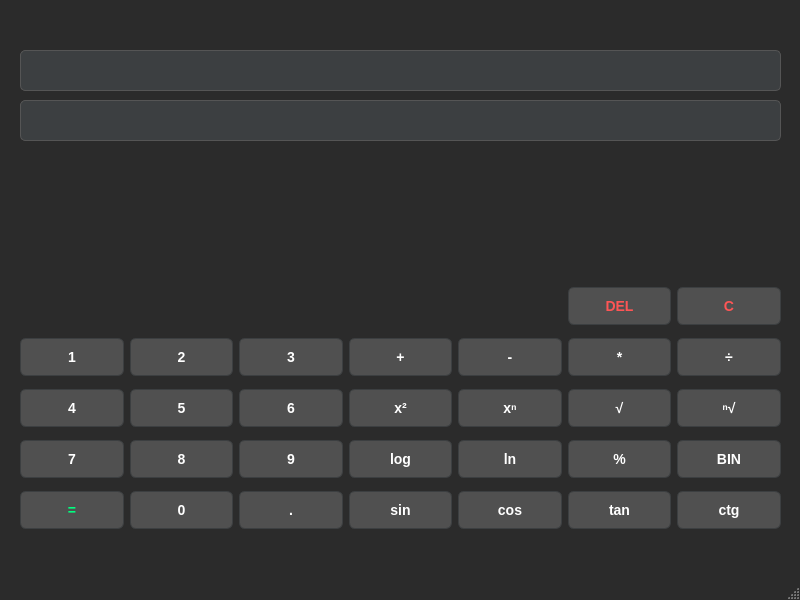
PetereQ/kalkulator-prosto-naukowy, file mainwindow.ui: the form before one commit.
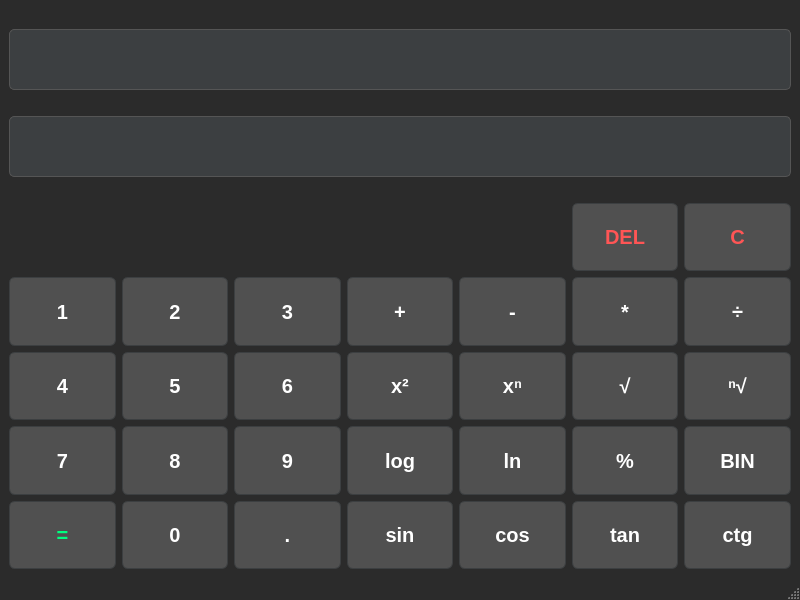
The form after the commit. Icons and pictures are not drawn.

Commit message: Dodano skalowania przyciskow wraz z oknem

The edit to the form file:
```diff
--- a/mainwindow.ui
+++ b/mainwindow.ui
@@ -44,7 +44,7 @@
     border: 1px solid #3c3f41;
     border-radius: 6px;
     padding: 10px;
-    font-size: 14px;
+    font-size: 20px;
     font-weight: bold;
     min-width: 60px;
 }
@@ -103,33 +103,69 @@
 }</string>
   </property>
   <widget class="QWidget" name="centralwidget">
+   <layout class="QVBoxLayout" name="verticalLayout">
+    <item>
+     <spacer name="verticalSpacer">
+      <property name="orientation">
+       <enum>Qt::Orientation::Vertical</enum>
+      </property>
+      <property name="sizeType">
+       <enum>QSizePolicy::Policy::Fixed</enum>
+      </property>
+      <property name="sizeHint" stdset="0">
+       <size>
+        <width>20</width>
+        <height>20</height>
+       </size>
+      </property>
+     </spacer>
+    </item>
+    <item>
    <widget class="QLineEdit" name="inputBox">
-    <property name="geometry">
-     <rect>
-      <x>20</x>
-      <y>50</y>
-      <width>761</width>
-      <height>41</height>
-     </rect>
+      <property name="minimumSize">
+       <size>
+        <width>0</width>
+        <height>61</height>
+       </size>
+      </property>
+      <property name="font">
+       <font>
+        <family>Segoe UI</family>
+        <pointsize>-1</pointsize>
+        <kerning>true</kerning>
+       </font>
     </property>
     <property name="focusPolicy">
      <enum>Qt::FocusPolicy::StrongFocus</enum>
     </property>
     <property name="clearButtonEnabled">
-     <bool>true</bool>
-    </property>
-   </widget>
+       <bool>false</bool>
+      </property>
+     </widget>
+    </item>
+    <item>
+     <spacer name="horizontalSpacer_2">
+      <property name="orientation">
+       <enum>Qt::Orientation::Horizontal</enum>
+      </property>
+      <property name="sizeHint" stdset="0">
+       <size>
+        <width>40</width>
+        <height>20</height>
+       </size>
+      </property>
+     </spacer>
+    </item>
+    <item>
    <widget class="QLineEdit" name="resultBox">
     <property name="enabled">
      <bool>true</bool>
     </property>
-    <property name="geometry">
-     <rect>
-      <x>20</x>
-      <y>100</y>
-      <width>761</width>
-      <height>41</height>
-     </rect>
+      <property name="minimumSize">
+       <size>
+        <width>0</width>
+        <height>61</height>
+       </size>
     </property>
     <property name="focusPolicy">
      <enum>Qt::FocusPolicy::NoFocus</enum>
@@ -141,31 +177,70 @@
      <bool>true</bool>
     </property>
    </widget>
-   <widget class="QWidget" name="">
-    <property name="geometry">
-     <rect>
-      <x>20</x>
-      <y>280</y>
-      <width>761</width>
-      <height>261</height>
-     </rect>
-    </property>
+    </item>
+    <item>
+     <spacer name="verticalSpacer_2">
+      <property name="orientation">
+       <enum>Qt::Orientation::Vertical</enum>
+      </property>
+      <property name="sizeType">
+       <enum>QSizePolicy::Policy::Fixed</enum>
+      </property>
+      <property name="sizeHint" stdset="0">
+       <size>
+        <width>20</width>
+        <height>20</height>
+       </size>
+      </property>
+     </spacer>
+    </item>
+    <item>
     <layout class="QGridLayout" name="gridLayout">
-     <item row="1" column="4">
-      <widget class="QPushButton" name="substractButton">
+      <item row="1" column="2">
+       <widget class="QPushButton" name="threeButton">
+        <property name="sizePolicy">
+         <sizepolicy hsizetype="MinimumExpanding" vsizetype="MinimumExpanding">
+          <horstretch>0</horstretch>
+          <verstretch>0</verstretch>
+         </sizepolicy>
+        </property>
+        <property name="font">
+         <font>
+          <pointsize>-1</pointsize>
+          <bold>true</bold>
+         </font>
+        </property>
+        <property name="cursor">
+         <cursorShape>ArrowCursor</cursorShape>
+        </property>
        <property name="focusPolicy">
         <enum>Qt::FocusPolicy::TabFocus</enum>
        </property>
        <property name="text">
-        <string>-</string>
+         <string>3</string>
        </property>
        <property name="shortcut">
-        <string>-</string>
+         <string>3</string>
        </property>
       </widget>
      </item>
      <item row="2" column="1">
       <widget class="QPushButton" name="fiveButton">
+        <property name="sizePolicy">
+         <sizepolicy hsizetype="MinimumExpanding" vsizetype="MinimumExpanding">
+          <horstretch>0</horstretch>
+          <verstretch>0</verstretch>
+         </sizepolicy>
+        </property>
+        <property name="font">
+         <font>
+          <pointsize>-1</pointsize>
+          <bold>true</bold>
+         </font>
+        </property>
+        <property name="cursor">
+         <cursorShape>ArrowCursor</cursorShape>
+        </property>
        <property name="focusPolicy">
         <enum>Qt::FocusPolicy::TabFocus</enum>
        </property>
@@ -177,8 +252,45 @@
        </property>
       </widget>
      </item>
+      <item row="2" column="6">
+       <widget class="QPushButton" name="rootButton">
+        <property name="sizePolicy">
+         <sizepolicy hsizetype="MinimumExpanding" vsizetype="MinimumExpanding">
+          <horstretch>0</horstretch>
+          <verstretch>0</verstretch>
+         </sizepolicy>
+        </property>
+        <property name="font">
+         <font>
+          <pointsize>-1</pointsize>
+          <bold>true</bold>
+         </font>
+        </property>
+        <property name="cursor">
+         <cursorShape>ArrowCursor</cursorShape>
+        </property>
+        <property name="text">
+         <string>ⁿ√</string>
+        </property>
+       </widget>
+      </item>
      <item row="4" column="0">
       <widget class="QPushButton" name="equalsButton">
+        <property name="sizePolicy">
+         <sizepolicy hsizetype="MinimumExpanding" vsizetype="MinimumExpanding">
+          <horstretch>0</horstretch>
+          <verstretch>0</verstretch>
+         </sizepolicy>
+        </property>
+        <property name="font">
+         <font>
+          <pointsize>-1</pointsize>
+          <bold>true</bold>
+         </font>
+        </property>
+        <property name="cursor">
+         <cursorShape>ArrowCursor</cursorShape>
+        </property>
        <property name="focusPolicy">
         <enum>Qt::FocusPolicy::TabFocus</enum>
        </property>
@@ -196,111 +308,326 @@
        </property>
       </widget>
      </item>
-     <item row="2" column="6">
-      <widget class="QPushButton" name="rootButton">
+      <item row="0" column="5">
+       <widget class="QPushButton" name="deleteButton">
+        <property name="sizePolicy">
+         <sizepolicy hsizetype="MinimumExpanding" vsizetype="MinimumExpanding">
+          <horstretch>0</horstretch>
+          <verstretch>0</verstretch>
+         </sizepolicy>
+        </property>
+        <property name="font">
+         <font>
+          <pointsize>-1</pointsize>
+          <bold>true</bold>
+         </font>
+        </property>
+        <property name="cursor">
+         <cursorShape>ArrowCursor</cursorShape>
+        </property>
+        <property name="focusPolicy">
+         <enum>Qt::FocusPolicy::TabFocus</enum>
+        </property>
        <property name="text">
-        <string>ⁿ√</string>
+         <string>DEL</string>
+        </property>
+        <property name="shortcut">
+         <string>Del</string>
        </property>
       </widget>
      </item>
-     <item row="4" column="4">
-      <widget class="QPushButton" name="cosButton">
+      <item row="3" column="1">
+       <widget class="QPushButton" name="eightButton">
+        <property name="sizePolicy">
+         <sizepolicy hsizetype="MinimumExpanding" vsizetype="MinimumExpanding">
+          <horstretch>0</horstretch>
+          <verstretch>0</verstretch>
+         </sizepolicy>
+        </property>
+        <property name="font">
+         <font>
+          <pointsize>-1</pointsize>
+          <bold>true</bold>
+         </font>
+        </property>
+        <property name="cursor">
+         <cursorShape>ArrowCursor</cursorShape>
+        </property>
+        <property name="focusPolicy">
+         <enum>Qt::FocusPolicy::TabFocus</enum>
+        </property>
        <property name="text">
-        <string>cos</string>
+         <string>8</string>
+        </property>
+        <property name="shortcut">
+         <string>8</string>
        </property>
       </widget>
      </item>
      <item row="4" column="5">
       <widget class="QPushButton" name="tanButton">
+        <property name="sizePolicy">
+         <sizepolicy hsizetype="MinimumExpanding" vsizetype="MinimumExpanding">
+          <horstretch>0</horstretch>
+          <verstretch>0</verstretch>
+         </sizepolicy>
+        </property>
+        <property name="font">
+         <font>
+          <pointsize>-1</pointsize>
+          <bold>true</bold>
+         </font>
+        </property>
+        <property name="cursor">
+         <cursorShape>ArrowCursor</cursorShape>
+        </property>
        <property name="text">
         <string>tan</string>
        </property>
       </widget>
      </item>
-     <item row="3" column="1">
-      <widget class="QPushButton" name="eightButton">
-       <property name="focusPolicy">
-        <enum>Qt::FocusPolicy::TabFocus</enum>
-       </property>
+      <item row="0" column="6">
+       <widget class="QPushButton" name="clearButton">
+        <property name="sizePolicy">
+         <sizepolicy hsizetype="MinimumExpanding" vsizetype="MinimumExpanding">
+          <horstretch>0</horstretch>
+          <verstretch>0</verstretch>
+         </sizepolicy>
+        </property>
+        <property name="font">
+         <font>
+          <pointsize>-1</pointsize>
+          <bold>true</bold>
+         </font>
+        </property>
+        <property name="cursor">
+         <cursorShape>ArrowCursor</cursorShape>
+        </property>
        <property name="text">
-        <string>8</string>
+         <string>C</string>
        </property>
        <property name="shortcut">
-        <string>8</string>
+         <string>Esc</string>
        </property>
       </widget>
      </item>
-     <item row="3" column="0">
-      <widget class="QPushButton" name="sevenButton">
-       <property name="focusPolicy">
-        <enum>Qt::FocusPolicy::TabFocus</enum>
-       </property>
-       <property name="text">
-        <string>7</string>
-       </property>
-       <property name="shortcut">
-        <string>7</string>
-       </property>
-      </widget>
-     </item>
-     <item row="1" column="2">
-      <widget class="QPushButton" name="threeButton">
+      <item row="4" column="4">
+       <widget class="QPushButton" name="cosButton">
+        <property name="sizePolicy">
+         <sizepolicy hsizetype="MinimumExpanding" vsizetype="MinimumExpanding">
+          <horstretch>0</horstretch>
+          <verstretch>0</verstretch>
+         </sizepolicy>
+        </property>
+        <property name="font">
+         <font>
+          <pointsize>-1</pointsize>
+          <bold>true</bold>
+         </font>
+        </property>
+        <property name="cursor">
+         <cursorShape>ArrowCursor</cursorShape>
+        </property>
+        <property name="text">
+         <string>cos</string>
+        </property>
+       </widget>
+      </item>
+      <item row="4" column="2">
+       <widget class="QPushButton" name="commaButton">
+        <property name="sizePolicy">
+         <sizepolicy hsizetype="MinimumExpanding" vsizetype="MinimumExpanding">
+          <horstretch>0</horstretch>
+          <verstretch>0</verstretch>
+         </sizepolicy>
+        </property>
+        <property name="font">
+         <font>
+          <pointsize>-1</pointsize>
+          <bold>true</bold>
+         </font>
+        </property>
+        <property name="cursor">
+         <cursorShape>ArrowCursor</cursorShape>
+        </property>
        <property name="focusPolicy">
         <enum>Qt::FocusPolicy::TabFocus</enum>
        </property>
        <property name="text">
-        <string>3</string>
+         <string>.</string>
        </property>
        <property name="shortcut">
-        <string>3</string>
+         <string>,</string>
        </property>
       </widget>
      </item>
-     <item row="1" column="5">
-      <widget class="QPushButton" name="multiplicateButton">
+      <item row="1" column="1">
+       <widget class="QPushButton" name="twoButton">
+        <property name="sizePolicy">
+         <sizepolicy hsizetype="MinimumExpanding" vsizetype="MinimumExpanding">
+          <horstretch>0</horstretch>
+          <verstretch>0</verstretch>
+         </sizepolicy>
+        </property>
+        <property name="font">
+         <font>
+          <pointsize>-1</pointsize>
+          <bold>true</bold>
+         </font>
+        </property>
+        <property name="cursor">
+         <cursorShape>ArrowCursor</cursorShape>
+        </property>
        <property name="focusPolicy">
         <enum>Qt::FocusPolicy::TabFocus</enum>
        </property>
        <property name="text">
-        <string>*</string>
+         <string>2</string>
        </property>
        <property name="shortcut">
-        <string>*</string>
+         <string>2</string>
        </property>
       </widget>
      </item>
-     <item row="2" column="0">
-      <widget class="QPushButton" name="fourButton">
-       <property name="focusPolicy">
-        <enum>Qt::FocusPolicy::TabFocus</enum>
-       </property>
-       <property name="text">
-        <string>4</string>
-       </property>
-       <property name="shortcut">
-        <string>4</string>
+      <item row="3" column="4">
+       <widget class="QPushButton" name="lnButton">
+        <property name="sizePolicy">
+         <sizepolicy hsizetype="MinimumExpanding" vsizetype="MinimumExpanding">
+          <horstretch>0</horstretch>
+          <verstretch>0</verstretch>
+         </sizepolicy>
+        </property>
+        <property name="font">
+         <font>
+          <pointsize>-1</pointsize>
+          <bold>true</bold>
+         </font>
+        </property>
+        <property name="cursor">
+         <cursorShape>ArrowCursor</cursorShape>
+        </property>
+        <property name="text">
+         <string>ln</string>
        </property>
       </widget>
      </item>
      <item row="3" column="3">
       <widget class="QPushButton" name="logButton">
+        <property name="sizePolicy">
+         <sizepolicy hsizetype="MinimumExpanding" vsizetype="MinimumExpanding">
+          <horstretch>0</horstretch>
+          <verstretch>0</verstretch>
+         </sizepolicy>
+        </property>
+        <property name="font">
+         <font>
+          <pointsize>-1</pointsize>
+          <bold>true</bold>
+         </font>
+        </property>
+        <property name="cursor">
+         <cursorShape>ArrowCursor</cursorShape>
+        </property>
        <property name="text">
         <string>log</string>
        </property>
       </widget>
      </item>
-     <item row="2" column="4">
-      <widget class="QPushButton" name="powerButton">
+      <item row="1" column="4">
+       <widget class="QPushButton" name="substractButton">
+        <property name="sizePolicy">
+         <sizepolicy hsizetype="MinimumExpanding" vsizetype="MinimumExpanding">
+          <horstretch>0</horstretch>
+          <verstretch>0</verstretch>
+         </sizepolicy>
+        </property>
+        <property name="font">
+         <font>
+          <pointsize>-1</pointsize>
+          <bold>true</bold>
+         </font>
+        </property>
+        <property name="cursor">
+         <cursorShape>ArrowCursor</cursorShape>
+        </property>
+        <property name="focusPolicy">
+         <enum>Qt::FocusPolicy::TabFocus</enum>
+        </property>
        <property name="text">
-        <string>xⁿ</string>
+         <string>-</string>
        </property>
        <property name="shortcut">
-        <string>^</string>
+         <string>-</string>
+        </property>
+       </widget>
+      </item>
+      <item row="3" column="6">
+       <widget class="QPushButton" name="binButton">
+        <property name="sizePolicy">
+         <sizepolicy hsizetype="MinimumExpanding" vsizetype="MinimumExpanding">
+          <horstretch>0</horstretch>
+          <verstretch>0</verstretch>
+         </sizepolicy>
+        </property>
+        <property name="font">
+         <font>
+          <pointsize>-1</pointsize>
+          <bold>true</bold>
+         </font>
+        </property>
+        <property name="cursor">
+         <cursorShape>ArrowCursor</cursorShape>
+        </property>
+        <property name="text">
+         <string>BIN</string>
+        </property>
+       </widget>
+      </item>
+      <item row="1" column="0">
+       <widget class="QPushButton" name="oneButton">
+        <property name="sizePolicy">
+         <sizepolicy hsizetype="MinimumExpanding" vsizetype="MinimumExpanding">
+          <horstretch>0</horstretch>
+          <verstretch>0</verstretch>
+         </sizepolicy>
+        </property>
+        <property name="font">
+         <font>
+          <pointsize>-1</pointsize>
+          <bold>true</bold>
+         </font>
+        </property>
+        <property name="cursor">
+         <cursorShape>ArrowCursor</cursorShape>
+        </property>
+        <property name="focusPolicy">
+         <enum>Qt::FocusPolicy::TabFocus</enum>
+        </property>
+        <property name="text">
+         <string>1</string>
+        </property>
+        <property name="shortcut">
+         <string>1</string>
        </property>
       </widget>
      </item>
      <item row="1" column="6">
       <widget class="QPushButton" name="divideButton">
+        <property name="sizePolicy">
+         <sizepolicy hsizetype="MinimumExpanding" vsizetype="MinimumExpanding">
+          <horstretch>0</horstretch>
+          <verstretch>0</verstretch>
+         </sizepolicy>
+        </property>
+        <property name="font">
+         <font>
+          <pointsize>-1</pointsize>
+          <bold>true</bold>
+         </font>
+        </property>
+        <property name="cursor">
+         <cursorShape>ArrowCursor</cursorShape>
+        </property>
        <property name="focusPolicy">
         <enum>Qt::FocusPolicy::TabFocus</enum>
        </property>
@@ -312,97 +639,51 @@
        </property>
       </widget>
      </item>
-     <item row="4" column="3">
-      <widget class="QPushButton" name="sinButton">
-       <property name="text">
-        <string>sin</string>
-       </property>
-      </widget>
-     </item>
-     <item row="2" column="5">
-      <widget class="QPushButton" name="sqrtButton">
-       <property name="text">
-        <string>√</string>
-       </property>
-      </widget>
-     </item>
-     <item row="4" column="2">
-      <widget class="QPushButton" name="commaButton">
-       <property name="focusPolicy">
-        <enum>Qt::FocusPolicy::TabFocus</enum>
-       </property>
-       <property name="text">
-        <string>.</string>
-       </property>
-       <property name="shortcut">
-        <string>,</string>
-       </property>
-      </widget>
-     </item>
-     <item row="2" column="2">
-      <widget class="QPushButton" name="sixButton">
-       <property name="focusPolicy">
-        <enum>Qt::FocusPolicy::TabFocus</enum>
-       </property>
-       <property name="text">
-        <string>6</string>
-       </property>
-       <property name="shortcut">
-        <string>6</string>
-       </property>
-      </widget>
-     </item>
-     <item row="1" column="3">
-      <widget class="QPushButton" name="addButton">
-       <property name="focusPolicy">
-        <enum>Qt::FocusPolicy::TabFocus</enum>
-       </property>
-       <property name="text">
-        <string>+</string>
-       </property>
-       <property name="shortcut">
-        <string>+</string>
-       </property>
-      </widget>
-     </item>
      <item row="3" column="2">
       <widget class="QPushButton" name="nineButton">
-       <property name="focusPolicy">
-        <enum>Qt::FocusPolicy::TabFocus</enum>
-       </property>
-       <property name="text">
-        <string>9</string>
-       </property>
-       <property name="shortcut">
-        <string>9</string>
-       </property>
-      </widget>
-     </item>
-     <item row="1" column="1">
-      <widget class="QPushButton" name="twoButton">
+        <property name="sizePolicy">
+         <sizepolicy hsizetype="MinimumExpanding" vsizetype="MinimumExpanding">
+          <horstretch>0</horstretch>
+          <verstretch>0</verstretch>
+         </sizepolicy>
+        </property>
+        <property name="font">
+         <font>
+          <pointsize>-1</pointsize>
+          <bold>true</bold>
+         </font>
+        </property>
+        <property name="cursor">
+         <cursorShape>ArrowCursor</cursorShape>
+        </property>
        <property name="focusPolicy">
         <enum>Qt::FocusPolicy::TabFocus</enum>
        </property>
        <property name="text">
-        <string>2</string>
+         <string>9</string>
        </property>
        <property name="shortcut">
-        <string>2</string>
-       </property>
-      </widget>
-     </item>
-     <item row="3" column="5">
-      <widget class="QPushButton" name="percentButton">
-       <property name="text">
-        <string>%</string>
-       </property>
-       <property name="shortcut">
-        <string>%</string>
+         <string>9</string>
        </property>
       </widget>
      </item>
      <item row="4" column="1">
       <widget class="QPushButton" name="zeroButton">
+        <property name="sizePolicy">
+         <sizepolicy hsizetype="MinimumExpanding" vsizetype="MinimumExpanding">
+          <horstretch>0</horstretch>
+          <verstretch>0</verstretch>
+         </sizepolicy>
+        </property>
+        <property name="font">
+         <font>
+          <pointsize>-1</pointsize>
+          <bold>true</bold>
+         </font>
+        </property>
+        <property name="cursor">
+         <cursorShape>ArrowCursor</cursorShape>
+        </property>
        <property name="focusPolicy">
         <enum>Qt::FocusPolicy::TabFocus</enum>
        </property>
@@ -414,72 +695,287 @@
        </property>
       </widget>
      </item>
-     <item row="3" column="6">
-      <widget class="QPushButton" name="binButton">
-       <property name="text">
-        <string>BIN</string>
-       </property>
-      </widget>
-     </item>
-     <item row="3" column="4">
-      <widget class="QPushButton" name="lnButton">
-       <property name="text">
-        <string>ln</string>
-       </property>
-      </widget>
-     </item>
      <item row="2" column="3">
       <widget class="QPushButton" name="squareButton">
+        <property name="sizePolicy">
+         <sizepolicy hsizetype="MinimumExpanding" vsizetype="MinimumExpanding">
+          <horstretch>0</horstretch>
+          <verstretch>0</verstretch>
+         </sizepolicy>
+        </property>
+        <property name="font">
+         <font>
+          <pointsize>-1</pointsize>
+          <bold>true</bold>
+         </font>
+        </property>
+        <property name="cursor">
+         <cursorShape>ArrowCursor</cursorShape>
+        </property>
        <property name="text">
         <string>x²</string>
        </property>
       </widget>
      </item>
-     <item row="1" column="0">
-      <widget class="QPushButton" name="oneButton">
-       <property name="focusPolicy">
-        <enum>Qt::FocusPolicy::TabFocus</enum>
-       </property>
-       <property name="text">
-        <string>1</string>
-       </property>
-       <property name="shortcut">
-        <string>1</string>
-       </property>
-      </widget>
-     </item>
-     <item row="0" column="5">
-      <widget class="QPushButton" name="deleteButton">
-       <property name="focusPolicy">
-        <enum>Qt::FocusPolicy::TabFocus</enum>
-       </property>
-       <property name="text">
-        <string>DEL</string>
-       </property>
-       <property name="shortcut">
-        <string>Del</string>
-       </property>
-      </widget>
-     </item>
-     <item row="0" column="6">
-      <widget class="QPushButton" name="clearButton">
-       <property name="text">
-        <string>C</string>
-       </property>
-       <property name="shortcut">
-        <string>Esc</string>
-       </property>
-      </widget>
-     </item>
      <item row="4" column="6">
       <widget class="QPushButton" name="ctgButton">
+        <property name="sizePolicy">
+         <sizepolicy hsizetype="MinimumExpanding" vsizetype="MinimumExpanding">
+          <horstretch>0</horstretch>
+          <verstretch>0</verstretch>
+         </sizepolicy>
+        </property>
+        <property name="font">
+         <font>
+          <pointsize>-1</pointsize>
+          <bold>true</bold>
+         </font>
+        </property>
+        <property name="cursor">
+         <cursorShape>ArrowCursor</cursorShape>
+        </property>
        <property name="text">
         <string>ctg</string>
        </property>
       </widget>
      </item>
-    </layout>
-   </widget>
+      <item row="3" column="0">
+       <widget class="QPushButton" name="sevenButton">
+        <property name="sizePolicy">
+         <sizepolicy hsizetype="MinimumExpanding" vsizetype="MinimumExpanding">
+          <horstretch>0</horstretch>
+          <verstretch>0</verstretch>
+         </sizepolicy>
+        </property>
+        <property name="font">
+         <font>
+          <pointsize>-1</pointsize>
+          <bold>true</bold>
+         </font>
+        </property>
+        <property name="cursor">
+         <cursorShape>ArrowCursor</cursorShape>
+        </property>
+        <property name="focusPolicy">
+         <enum>Qt::FocusPolicy::TabFocus</enum>
+        </property>
+        <property name="text">
+         <string>7</string>
+        </property>
+        <property name="shortcut">
+         <string>7</string>
+        </property>
+       </widget>
+      </item>
+      <item row="4" column="3">
+       <widget class="QPushButton" name="sinButton">
+        <property name="sizePolicy">
+         <sizepolicy hsizetype="MinimumExpanding" vsizetype="MinimumExpanding">
+          <horstretch>0</horstretch>
+          <verstretch>0</verstretch>
+         </sizepolicy>
+        </property>
+        <property name="font">
+         <font>
+          <pointsize>-1</pointsize>
+          <bold>true</bold>
+         </font>
+        </property>
+        <property name="cursor">
+         <cursorShape>ArrowCursor</cursorShape>
+        </property>
+        <property name="text">
+         <string>sin</string>
+        </property>
+       </widget>
+      </item>
+      <item row="1" column="3">
+       <widget class="QPushButton" name="addButton">
+        <property name="sizePolicy">
+         <sizepolicy hsizetype="MinimumExpanding" vsizetype="MinimumExpanding">
+          <horstretch>0</horstretch>
+          <verstretch>0</verstretch>
+         </sizepolicy>
+        </property>
+        <property name="font">
+         <font>
+          <pointsize>-1</pointsize>
+          <bold>true</bold>
+         </font>
+        </property>
+        <property name="cursor">
+         <cursorShape>ArrowCursor</cursorShape>
+        </property>
+        <property name="focusPolicy">
+         <enum>Qt::FocusPolicy::TabFocus</enum>
+        </property>
+        <property name="text">
+         <string>+</string>
+        </property>
+        <property name="shortcut">
+         <string>+</string>
+        </property>
+       </widget>
+      </item>
+      <item row="1" column="5">
+       <widget class="QPushButton" name="multiplicateButton">
+        <property name="sizePolicy">
+         <sizepolicy hsizetype="MinimumExpanding" vsizetype="MinimumExpanding">
+          <horstretch>0</horstretch>
+          <verstretch>0</verstretch>
+         </sizepolicy>
+        </property>
+        <property name="font">
+         <font>
+          <pointsize>-1</pointsize>
+          <bold>true</bold>
+         </font>
+        </property>
+        <property name="cursor">
+         <cursorShape>ArrowCursor</cursorShape>
+        </property>
+        <property name="focusPolicy">
+         <enum>Qt::FocusPolicy::TabFocus</enum>
+        </property>
+        <property name="text">
+         <string>*</string>
+        </property>
+        <property name="shortcut">
+         <string>*</string>
+        </property>
+       </widget>
+      </item>
+      <item row="2" column="0">
+       <widget class="QPushButton" name="fourButton">
+        <property name="sizePolicy">
+         <sizepolicy hsizetype="MinimumExpanding" vsizetype="MinimumExpanding">
+          <horstretch>0</horstretch>
+          <verstretch>0</verstretch>
+         </sizepolicy>
+        </property>
+        <property name="font">
+         <font>
+          <pointsize>-1</pointsize>
+          <bold>true</bold>
+         </font>
+        </property>
+        <property name="cursor">
+         <cursorShape>ArrowCursor</cursorShape>
+        </property>
+        <property name="focusPolicy">
+         <enum>Qt::FocusPolicy::TabFocus</enum>
+        </property>
+        <property name="text">
+         <string>4</string>
+        </property>
+        <property name="shortcut">
+         <string>4</string>
+        </property>
+       </widget>
+      </item>
+      <item row="3" column="5">
+       <widget class="QPushButton" name="percentButton">
+        <property name="sizePolicy">
+         <sizepolicy hsizetype="MinimumExpanding" vsizetype="MinimumExpanding">
+          <horstretch>0</horstretch>
+          <verstretch>0</verstretch>
+         </sizepolicy>
+        </property>
+        <property name="font">
+         <font>
+          <pointsize>-1</pointsize>
+          <bold>true</bold>
+         </font>
+        </property>
+        <property name="cursor">
+         <cursorShape>ArrowCursor</cursorShape>
+        </property>
+        <property name="text">
+         <string>%</string>
+        </property>
+        <property name="shortcut">
+         <string>%</string>
+        </property>
+       </widget>
+      </item>
+      <item row="2" column="2">
+       <widget class="QPushButton" name="sixButton">
+        <property name="sizePolicy">
+         <sizepolicy hsizetype="MinimumExpanding" vsizetype="MinimumExpanding">
+          <horstretch>0</horstretch>
+          <verstretch>0</verstretch>
+         </sizepolicy>
+        </property>
+        <property name="font">
+         <font>
+          <pointsize>-1</pointsize>
+          <bold>true</bold>
+         </font>
+        </property>
+        <property name="cursor">
+         <cursorShape>ArrowCursor</cursorShape>
+        </property>
+        <property name="focusPolicy">
+         <enum>Qt::FocusPolicy::TabFocus</enum>
+        </property>
+        <property name="text">
+         <string>6</string>
+        </property>
+        <property name="shortcut">
+         <string>6</string>
+        </property>
+       </widget>
+      </item>
+      <item row="2" column="5">
+       <widget class="QPushButton" name="sqrtButton">
+        <property name="sizePolicy">
+         <sizepolicy hsizetype="MinimumExpanding" vsizetype="MinimumExpanding">
+          <horstretch>0</horstretch>
+          <verstretch>0</verstretch>
+         </sizepolicy>
+        </property>
+        <property name="font">
+         <font>
+          <pointsize>-1</pointsize>
+          <bold>true</bold>
+         </font>
+        </property>
+        <property name="cursor">
+         <cursorShape>ArrowCursor</cursorShape>
+        </property>
+        <property name="text">
+         <string>√</string>
+        </property>
+       </widget>
+      </item>
+      <item row="2" column="4">
+       <widget class="QPushButton" name="powerButton">
+        <property name="sizePolicy">
+         <sizepolicy hsizetype="MinimumExpanding" vsizetype="MinimumExpanding">
+          <horstretch>0</horstretch>
+          <verstretch>0</verstretch>
+         </sizepolicy>
+        </property>
+        <property name="font">
+         <font>
+          <pointsize>-1</pointsize>
+          <bold>true</bold>
+         </font>
+        </property>
+        <property name="cursor">
+         <cursorShape>ArrowCursor</cursorShape>
+        </property>
+        <property name="text">
+         <string>xⁿ</string>
+        </property>
+        <property name="shortcut">
+         <string>^</string>
+        </property>
+       </widget>
+      </item>
+     </layout>
+    </item>
+   </layout>
   </widget>
   <widget class="QMenuBar" name="menubar">
    <property name="geometry">
```
Lines whose indentation alone changed are shown as unchanged.
